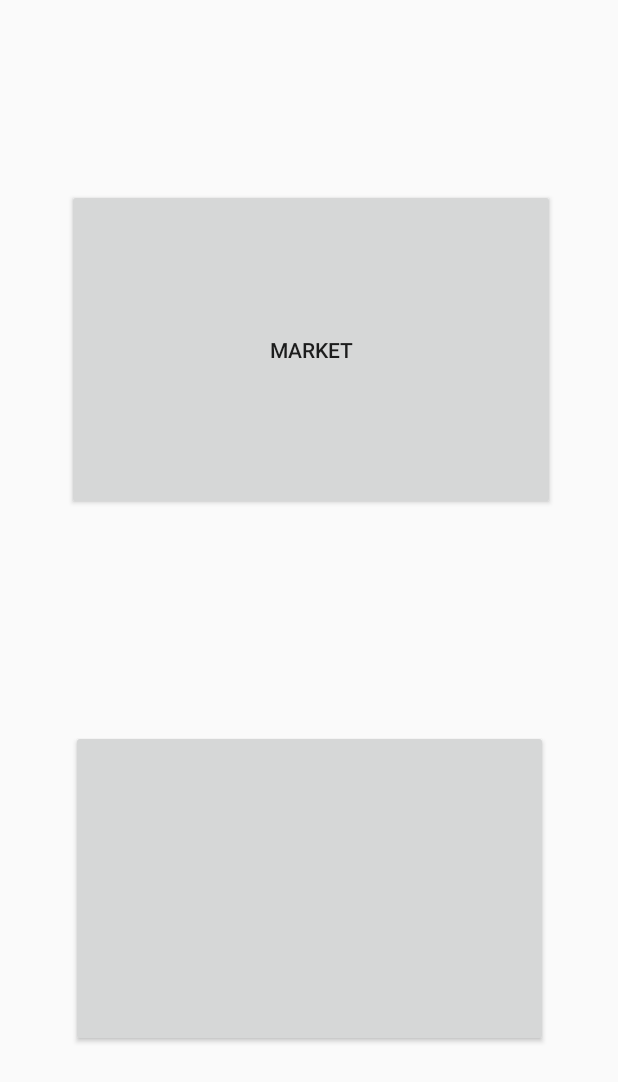
After one commit to Vinitchavat/farmerstore, an Android app: the layout activity_basket_main.xml on its own in the app's theme, with its tools: preview values and no code run, on a phone screen of 412 x 824 dp. The commit adds this screen. Shown: the top 1082 px of the screen. Run offline under Robolectric (Android 15) with nearby library versions, the phone set to English and light mode, and no system bars.

Commit message:
add basket

```diff
--- a/app/src/main/AndroidManifest.xml
+++ b/app/src/main/AndroidManifest.xml
@@ -11,7 +11,7 @@
         android:roundIcon="@mipmap/ic_launcher_round"
         android:supportsRtl="true"
         android:theme="@style/AppTheme">
-        <activity android:name=".RegisterActivity"></activity>
+        <activity android:name=".RegisterActivity" />
         <activity android:name=".MainActivity">
             <intent-filter>
                 <action android:name="android.intent.action.MAIN" />
@@ -21,7 +21,9 @@
         </activity>
         <activity
             android:name=".HomeActivity"
-            android:label="@string/title_activity_home"></activity>
+            android:label="@string/title_activity_home" />
+        <activity android:name=".basketMain" />
+        <activity android:name=".basketMandP"></activity>
     </application>
 
 </manifest>
--- /dev/null
+++ b/app/src/main/res/layout/activity_basket_main.xml
@@ -0,0 +1,44 @@
+<?xml version="1.0" encoding="utf-8"?>
+<android.support.constraint.ConstraintLayout
+    xmlns:android="http://schemas.android.com/apk/res/android"
+    xmlns:app="http://schemas.android.com/apk/res-auto"
+    xmlns:tools="http://schemas.android.com/tools"
+    android:layout_width="match_parent"
+    android:layout_height="match_parent"
+    tools:context=".MainActivity"
+    tools:layout_editor_absoluteY="25dp">
+
+    <Button
+        android:id="@+id/btnMarket"
+        android:layout_width="325dp"
+        android:layout_height="214dp"
+        android:layout_marginStart="10dp"
+        android:layout_marginLeft="10dp"
+        android:layout_marginTop="20dp"
+        android:layout_marginEnd="10dp"
+        android:layout_marginRight="10dp"
+        android:layout_marginBottom="20dp"
+        android:text="@string/btnM"
+        app:layout_constraintBottom_toTopOf="@+id/btnPre"
+        app:layout_constraintEnd_toEndOf="parent"
+        app:layout_constraintHorizontal_bias="0.522"
+        app:layout_constraintStart_toStartOf="parent"
+        app:layout_constraintTop_toTopOf="parent" />
+
+    <Button
+        android:id="@+id/btnPre"
+        android:layout_width="318dp"
+        android:layout_height="211dp"
+        android:layout_marginStart="10dp"
+        android:layout_marginLeft="10dp"
+        android:layout_marginTop="20dp"
+        android:layout_marginEnd="10dp"
+        android:layout_marginRight="10dp"
+        android:layout_marginBottom="20dp"
+        android:text="@string/btnP"
+        app:layout_constraintBottom_toBottomOf="parent"
+        app:layout_constraintEnd_toEndOf="parent"
+        app:layout_constraintStart_toStartOf="parent"
+        app:layout_constraintTop_toBottomOf="@+id/btnMarket" />
+
+</android.support.constraint.ConstraintLayout>
--- a/app/src/main/res/values/strings.xml
+++ b/app/src/main/res/values/strings.xml
@@ -6,4 +6,6 @@
     <string name="title_home">Home</string>
     <string name="title_dashboard">Dashboard</string>
     <string name="title_notifications">Notifications</string>
+    <string name="btnP"></string>
+    <string name="btnM">Market</string>
 </resources>
```
Also changed, not shown: app/src/main/java/com/kongla/storeapp/basketMain.java (added, +42 -0 lines), app/src/main/java/com/kongla/storeapp/basketMandP.java (added, +13 -0 lines), app/src/main/res/layout/activity_basket_mand_p.xml (added, +9 -0 lines).
